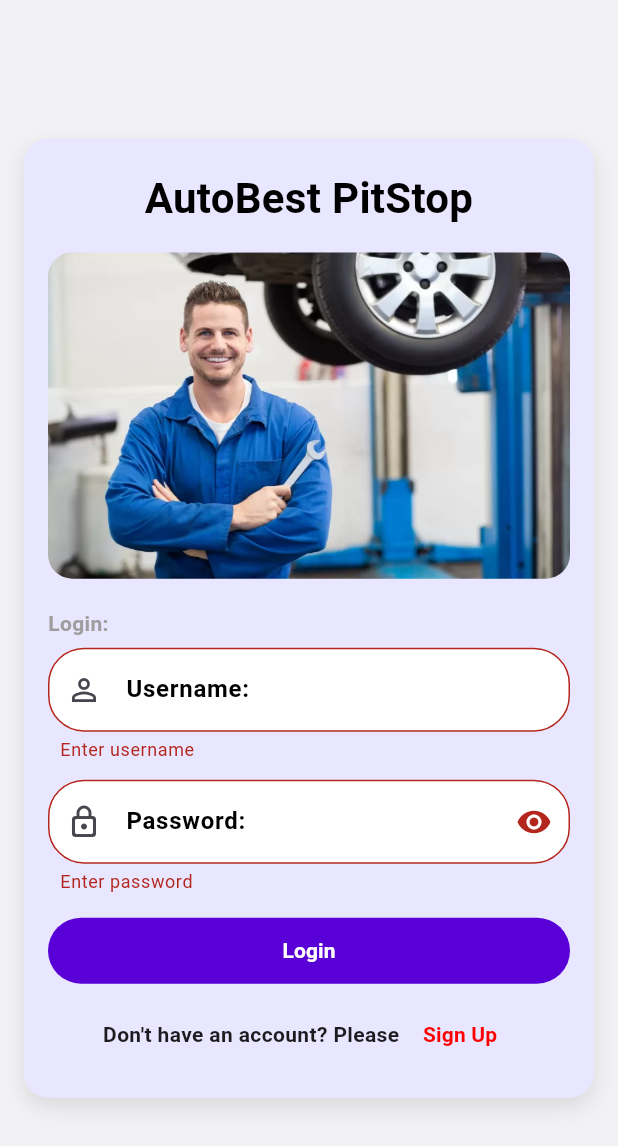
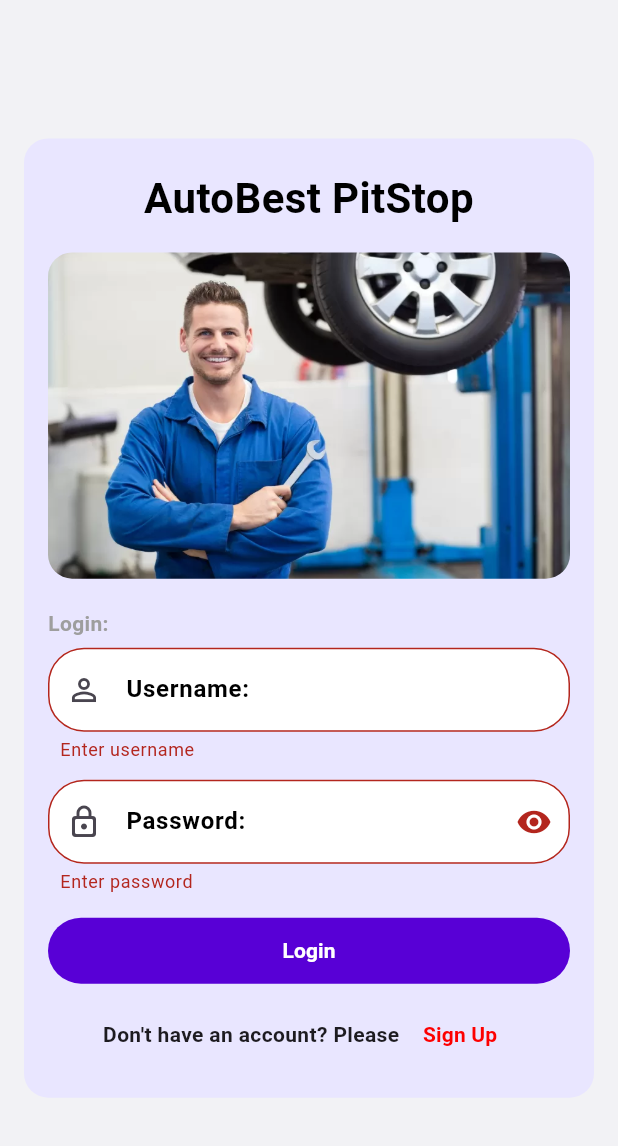
Before and after one commit to f00ngiT/assignment_program_spare, a Flutter app: the screen it shows after launch, after a tap on "Login", on a phone screen of 412 x 824 dp. Shown: the top 1146 px of the screen. Run offline on Flutter 3.47's test engine with Material 3 defaults, Android fonts, the phone set to English and light mode, and no system bars; our stand-ins replace google_fonts, supabase_flutter; accounts and stored records are empty.

Commit message:
lyq small design change

```diff
--- a/lib/login.dart
+++ b/lib/login.dart
@@ -89,7 +89,6 @@ class _LoginPageState extends State<LoginPage> {
     }
   }
 
-
   @override
   Widget build(BuildContext context) {
     return Scaffold(
@@ -103,13 +102,6 @@ class _LoginPageState extends State<LoginPage> {
                   decoration: BoxDecoration(
                     color: const Color(0xFFE9E6FF),
                     borderRadius: BorderRadius.circular(16),
-                    boxShadow: const [
-                      BoxShadow(
-                        blurRadius: 12,
-                        offset: Offset(0, 6),
-                        color: Color(0x1A000000),
-                      ),
-                    ],
                   ),
                   padding: const EdgeInsets.fromLTRB(16, 20, 16, 18),
                   child: Column(
@@ -122,7 +114,6 @@ class _LoginPageState extends State<LoginPage> {
                           fontSize: 28,
                           fontWeight: FontWeight.bold,
                           color: Colors.black,
-                          letterSpacing: 0.2,
                         ),
                       ),
                       const SizedBox(height: 16),
@@ -198,7 +189,7 @@ class _LoginPageState extends State<LoginPage> {
                                 onPressed: loading
                                     ? null
                                     : () async {
-                                  final row = await submit(); // call the function and wait for result
+                                  final row = await submit(); // call the function to run validate and result
                                   if ((row != null) && mounted) {
                                     Navigator.pushReplacement(
                                       context,
--- a/lib/main.dart
+++ b/lib/main.dart
@@ -17,7 +17,7 @@ class MyApp extends StatelessWidget {
   @override
   Widget build(BuildContext context) {
     return MaterialApp(
-      //debugShowCheckedModeBanner: false,
+      debugShowCheckedModeBanner: false,
       home: const PitStopApp(),
     );
   }
--- a/lib/register.dart
+++ b/lib/register.dart
@@ -36,7 +36,7 @@ class _RegisterPageState extends State<RegisterPage> {
     final password = _passCtrl.text;
 
     try {
-      // Insert into your table
+      // Insert into table
       final inserted = await supabase
           .from('user_account') // table name
           .insert({
@@ -120,7 +120,7 @@ class _RegisterPageState extends State<RegisterPage> {
                         keyboardType: TextInputType.emailAddress,
                         validator: (v) {
                           if (v == null || v.isEmpty) return 'Enter your email';
-                          final ok = RegExp(r'^[^@]+@[^@]+\.[^@]+$').hasMatch(v); // <-- fixed
+                          final ok = RegExp(r'^[^@]+@[^@]+\.[^@]+$').hasMatch(v);
                           return ok ? null : 'Enter a valid email';
                         },
                       ),
```
Lines whose indentation alone changed are shown as unchanged.
